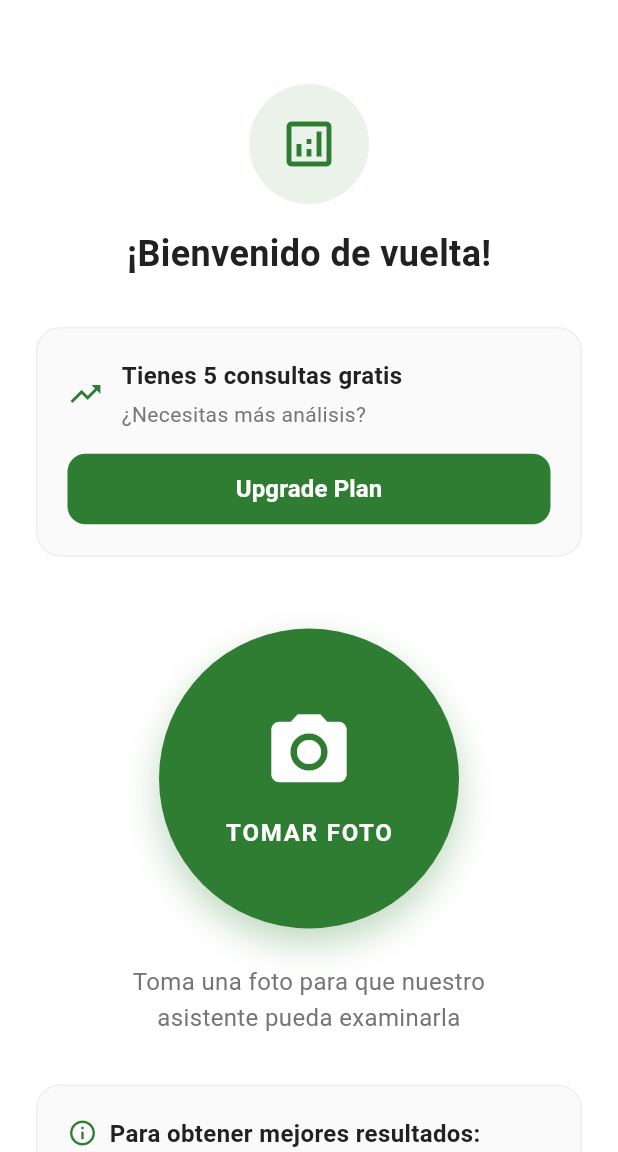
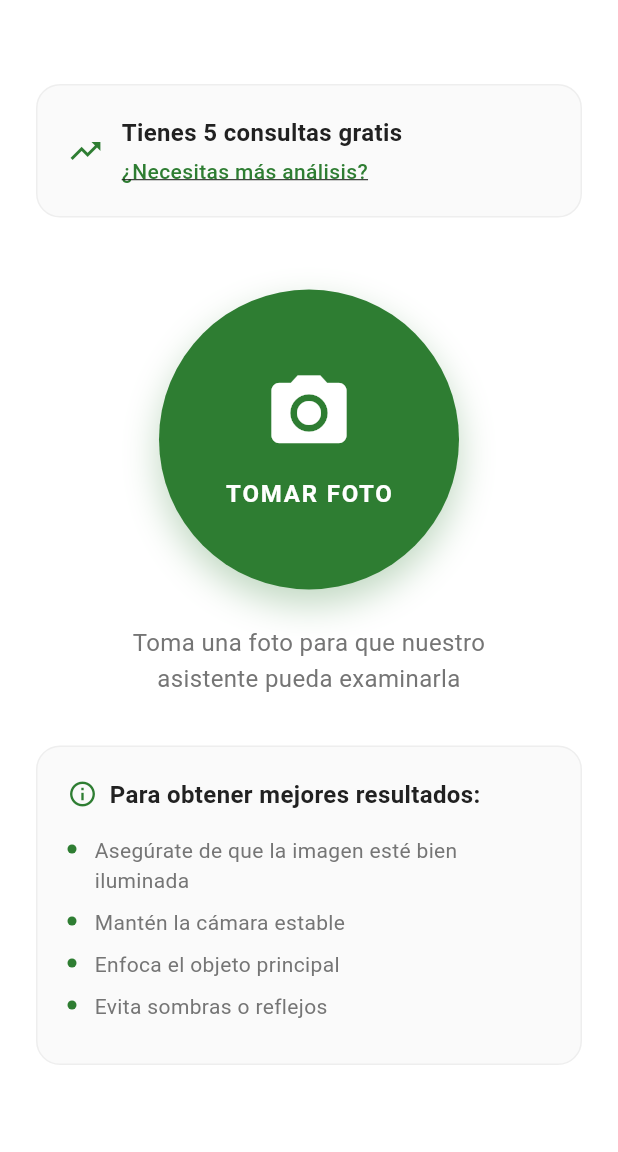
Before and after one commit to amauryprieto/metriagro, a Flutter app: the HomePage screen opened directly, on a phone screen of 412 x 824 dp, the part 84-1236 px from its top. Run offline on Flutter 3.47's test engine with Material 3 defaults, Android fonts, the light colour scheme and no system bars; our stand-ins replace cloud_firestore, cloud_functions, dio, equatable, firebase_analytics, firebase_auth and 13 more; missing offline and left inert: mixpanel_flutter; accounts and stored records are empty; generated files the repository leaves out were written again.

Commit message:
redirect from login and simplify the UI

```diff
--- a/lib/features/auth/presentation/pages/simple_welcome_page.dart
+++ b/lib/features/auth/presentation/pages/simple_welcome_page.dart
@@ -6,6 +6,7 @@ import 'package:metriagro/core/utils/validators.dart';
 import 'package:metriagro/core/firebase/firebase_analytics_config.dart';
 import 'package:metriagro/core/firebase/auth_service.dart';
 import 'package:metriagro/shared/widgets/google_logo_widget.dart';
+import 'package:metriagro/features/home/presentation/pages/home_page.dart';
 
 class SimpleWelcomePage extends StatefulWidget {
   const SimpleWelcomePage({super.key});
@@ -340,8 +341,10 @@ class _SimpleWelcomePageState extends State<SimpleWelcomePage> {
           const SnackBar(content: Text('Inicio de sesión con Google exitoso'), backgroundColor: AppTheme.successColor),
         );
 
-        // TODO: Navigate to main app or home screen
-        // Navigator.pushReplacementNamed(context, '/home');
+        // Navigate to home screen
+        if (mounted) {
+          Navigator.of(context).pushReplacement(MaterialPageRoute(builder: (context) => const HomePage()));
+        }
       } else {
         // User cancelled the sign-in
         ScaffoldMessenger.of(context).showSnackBar(
@@ -394,8 +397,10 @@ class _SimpleWelcomePageState extends State<SimpleWelcomePage> {
           ),
         );
 
-        // TODO: Navigate to main app or home screen
-        // Navigator.pushReplacementNamed(context, '/home');
+        // Navigate to home screen
+        if (mounted) {
+          Navigator.of(context).pushReplacement(MaterialPageRoute(builder: (context) => const HomePage()));
+        }
       }
     } catch (error) {
       ScaffoldMessenger.of(
--- a/lib/features/home/presentation/pages/home_page.dart
+++ b/lib/features/home/presentation/pages/home_page.dart
@@ -1,6 +1,5 @@
 import 'package:flutter/material.dart';
 import 'package:image_picker/image_picker.dart';
-import 'dart:io';
 
 import 'package:metriagro/core/theme/app_theme.dart';
 import 'package:metriagro/core/services/image_picker_service.dart';
@@ -29,8 +28,6 @@ class _HomePageState extends State<HomePage> {
         padding: const EdgeInsets.all(24.0),
         child: Column(
           children: [
-            const SizedBox(height: 32),
-            _buildWelcomeSection(),
             const SizedBox(height: 32),
             _buildUpgradeCard(),
             const SizedBox(height: 48),
@@ -72,27 +69,6 @@ class _HomePageState extends State<HomePage> {
     );
   }
 
-  Widget _buildWelcomeSection() {
-    return Column(
-      children: [
-        Container(
-          width: 80,
-          height: 80,
-          decoration: BoxDecoration(
-            color: AppTheme.primaryColor.withOpacity(0.1),
-            borderRadius: BorderRadius.circular(40),
-          ),
-          child: const Icon(Icons.analytics_outlined, size: 40, color: AppTheme.primaryColor),
-        ),
-        const SizedBox(height: 16),
-        const Text(
-          '¡Bienvenido de vuelta!',
-          style: TextStyle(fontSize: 24, fontWeight: FontWeight.bold, color: AppTheme.textPrimary),
-        ),
-      ],
-    );
-  }
-
   Widget _buildUpgradeCard() {
     return Container(
       width: double.infinity,
@@ -117,37 +93,25 @@ class _HomePageState extends State<HomePage> {
                       style: const TextStyle(fontSize: 16, fontWeight: FontWeight.w600, color: AppTheme.textPrimary),
                     ),
                     const SizedBox(height: 4),
-                    const Text(
-                      '¿Necesitas más análisis?',
-                      style: TextStyle(fontSize: 14, color: AppTheme.textSecondary),
+                    GestureDetector(
+                      onTap: () {
+                        // TODO: Navegar a página de planes/upgrade
+                        _navigateToUpgradePage();
+                      },
+                      child: Text(
+                        '¿Necesitas más análisis?',
+                        style: TextStyle(
+                          fontSize: 14,
+                          color: AppTheme.primaryColor,
+                          fontWeight: FontWeight.w500,
+                          decoration: TextDecoration.underline,
+                        ),
+                      ),
                     ),
                   ],
                 ),
               ),
             ],
-          ),
-          const SizedBox(height: 16),
-          SizedBox(
-            width: double.infinity,
-            child: ElevatedButton(
-              onPressed: () {
-                // TODO: Implementar upgrade
-                ScaffoldMessenger.of(context).showSnackBar(
-                  const SnackBar(
-                    content: Text('Funcionalidad de upgrade próximamente'),
-                    backgroundColor: AppTheme.primaryColor,
-                  ),
-                );
-              },
-              style: ElevatedButton.styleFrom(
-                backgroundColor: AppTheme.primaryColor,
-                foregroundColor: Colors.white,
-                elevation: 0,
-                shape: RoundedRectangleBorder(borderRadius: BorderRadius.circular(12)),
-                padding: const EdgeInsets.symmetric(vertical: 12),
-              ),
-              child: const Text('Upgrade Plan', style: TextStyle(fontSize: 16, fontWeight: FontWeight.w600)),
-            ),
           ),
         ],
       ),
@@ -369,4 +333,11 @@ class _HomePageState extends State<HomePage> {
       });
     }
   }
+
+  void _navigateToUpgradePage() {
+    // TODO: Implementar navegación a página de planes/upgrade
+    ScaffoldMessenger.of(context).showSnackBar(
+      const SnackBar(content: Text('Próximamente: Página de planes y upgrade'), backgroundColor: AppTheme.primaryColor),
+    );
+  }
 }
```
